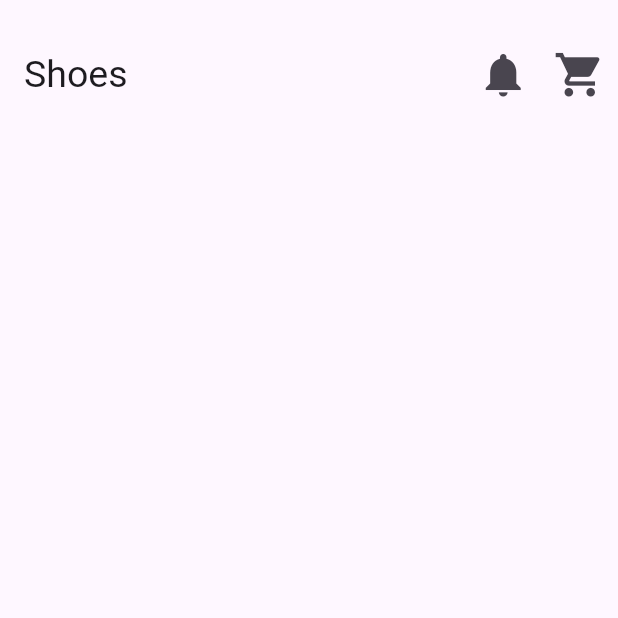
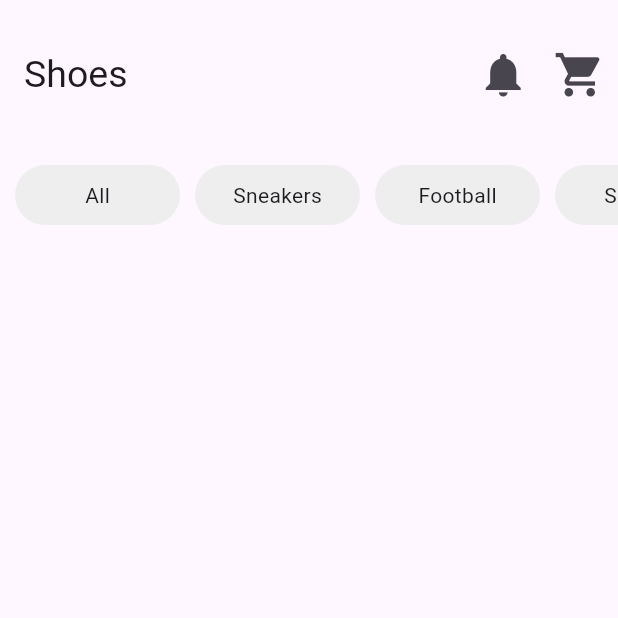
Before and after one commit to sydney1232/shopping_ui_application, a Flutter app: the screen it shows after launch, on a phone screen of 412 x 824 dp, the top half of it. Run offline on Flutter 3.47's test engine with Material 3 defaults, Android fonts, the phone set to English and light mode, and no system bars.

```diff
--- a/lib/main.dart
+++ b/lib/main.dart
@@ -40,6 +40,25 @@ class _HomePageState extends State<HomePage> {
               onPressed: () {}, icon: Icon(Icons.shopping_cart, size: 35))
         ],
       ),
+      body: SingleChildScrollView(
+        child: Container(
+          padding: EdgeInsets.only(left: 10, top: 10),
+          child: Column(
+            children: [
+              Container(
+                height: 40,
+                child: ListView.builder(
+                    itemCount: Categories.values.length,
+                    scrollDirection: Axis.horizontal,
+                    itemBuilder: (context, index) {
+                      final categories = Categories.values[index];
+                      return CategoryTile(categorynName: categories.name);
+                    }),
+              ),
+            ],
+          ),
+        ),
+      ),
     );
   }
 }
```
